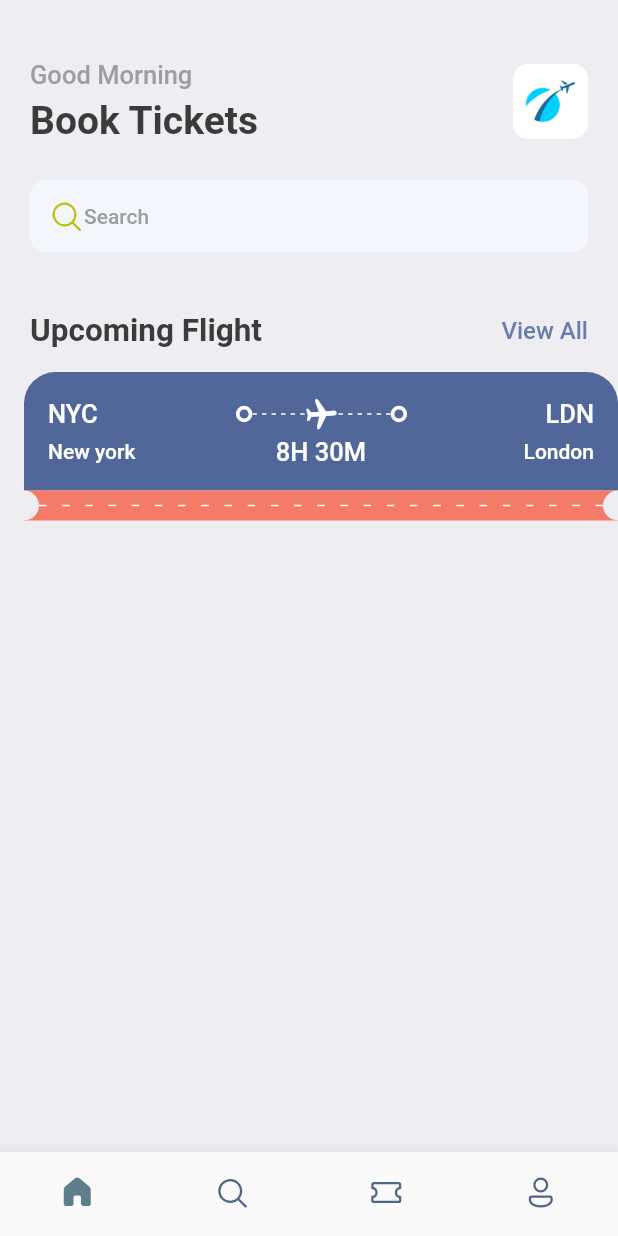
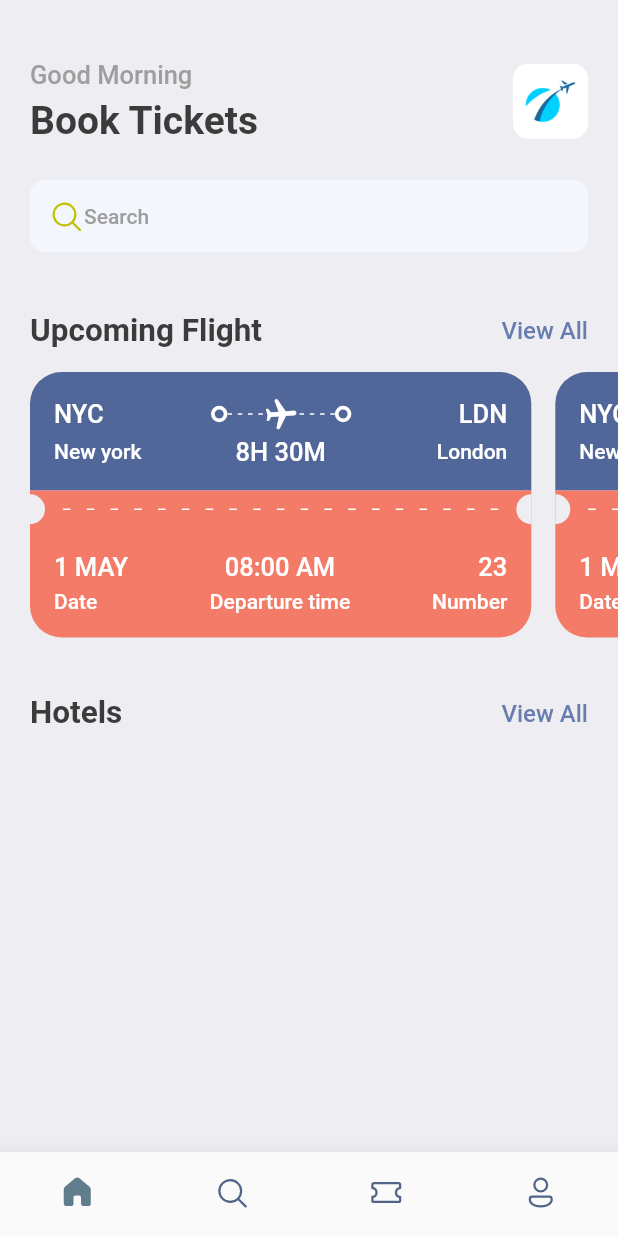
Before and after one commit to shemaabra/e-ticket, a Flutter app: the screen it shows after launch, on a phone screen of 412 x 824 dp. Run offline on Flutter 3.47's test engine with Material 2 defaults, Android fonts, the phone set to English and light mode, and no system bars; our stand-ins replace fluentui_icons, gap.

Commit message:
ticket layout done!

```diff
--- a/lib/screens/home_screen.dart
+++ b/lib/screens/home_screen.dart
@@ -92,7 +92,30 @@ class HomeScreen extends StatelessWidget {
             ),
           ),
           const Gap(15),
-          const TicketView(),
+          SingleChildScrollView(
+            scrollDirection: Axis.horizontal,
+            padding: const EdgeInsets.only(left: 20),
+            child: Row(
+              children: [
+                TicketView(),
+                TicketView(),
+              ],
+            ),
+          ),
+          const Gap(15),
+          Container(
+            padding: const EdgeInsets.symmetric(horizontal: 20),
+            child: Row(
+              mainAxisAlignment: MainAxisAlignment.spaceBetween,
+              children: [
+                Text(
+                  "Hotels",
+                  style: Styles.headLineStyle2,
+                ),
+                InkWell(onTap: ()  => {debugPrint("View all hotels taped")}, child: Text("View All", style: Styles.textStyle.copyWith(color: Styles.primaryColor),),),
+              ],
+            ),
+          ),
         ],
       ),
     );
--- a/lib/screens/ticket_view.dart
+++ b/lib/screens/ticket_view.dart
@@ -12,10 +12,10 @@ class TicketView extends StatelessWidget {
   Widget build(BuildContext context) {
     final size = AppLayout.getSize(context);
     return SizedBox(
-      width: size.width,
+      width: size.width*0.85,
       height: 200,
       child: Container(
-        margin: const EdgeInsets.only(left: 16),
+        margin: const EdgeInsets.only(right: 16),
         child: Column(
           mainAxisSize: MainAxisSize.min,
           children: [
@@ -146,22 +146,27 @@ class TicketView extends StatelessWidget {
                     ),
                   ),
                   Expanded(
-                      child: LayoutBuilder(builder: (BuildContext , BoxConstraints ) {
+                      child: Padding(
+                    padding: const EdgeInsets.all(12.0),
+                    child: LayoutBuilder(
+                      builder: (BuildContext, BoxConstraints) {
                         return Flex(
                           direction: Axis.horizontal,
                           mainAxisAlignment: MainAxisAlignment.spaceBetween,
                           mainAxisSize: MainAxisSize.max,
                           children: List.generate(
-                              (BoxConstraints.constrainWidth()/15).floor(),
+                              (BoxConstraints.constrainWidth() / 15).floor(),
                               (index) => const SizedBox(
                                     width: 5,
                                     height: 1,
                                     child: DecoratedBox(
-                                  decoration: BoxDecoration(color: Colors.white),
+                                      decoration:
+                                          BoxDecoration(color: Colors.white),
                                     ),
                                   )),
                         );
                       },
+                    ),
                   )),
                   const SizedBox(
                     height: 20,
@@ -179,6 +184,76 @@ class TicketView extends StatelessWidget {
                 ],
               ),
             ),
+            /*
+            showing bottom  orange part of the card/ticket
+            */
+            Container(
+              decoration: BoxDecoration(
+                color: Styles.orangeColor,
+                borderRadius: const BorderRadius.only(
+                  bottomRight: Radius.circular(21),
+                  bottomLeft: Radius.circular(21),
+                ),
+              ),
+              padding: const EdgeInsets.all(16),
+              child: Column(
+                children: [
+                  Row(
+                    mainAxisAlignment: MainAxisAlignment.spaceBetween,
+                    children: [
+                      Column(
+                        crossAxisAlignment: CrossAxisAlignment.start,
+                        children: [
+                          Text(
+                            "1 MAY",
+                            style: Styles.headLineStyle3
+                                .copyWith(color: Colors.white),
+                          ),
+                          const Gap(5),
+                          Text(
+                            "Date",
+                            style: Styles.headLineStyle4
+                                .copyWith(color: Colors.white),
+                          ),
+                        ],
+                      ),
+                      Column(
+                        crossAxisAlignment: CrossAxisAlignment.center,
+                        children: [
+                          Text(
+                            "08:00 AM",
+                            style: Styles.headLineStyle3
+                                .copyWith(color: Colors.white),
+                          ),
+                          const Gap(5),
+                          Text(
+                            "Departure time",
+                            style: Styles.headLineStyle4
+                                .copyWith(color: Colors.white),
+                          ),
+                        ],
+                      ),
+                      Column(
+                        crossAxisAlignment: CrossAxisAlignment.end,
+                        children: [
+                          Text(
+                            "23",
+                            style: Styles.headLineStyle3
+                                .copyWith(color: Colors.white),
+                          ),
+                          const Gap(5),
+                          Text(
+                            "Number",
+                            style: Styles.headLineStyle4
+                                .copyWith(color: Colors.white),
+                          ),
+                        ],
+                      ),
+                    ],
+                  ),
+                ],
+              ),
+            ),
           ],
         ),
       ),
```
Lines whose indentation alone changed are shown as unchanged.
